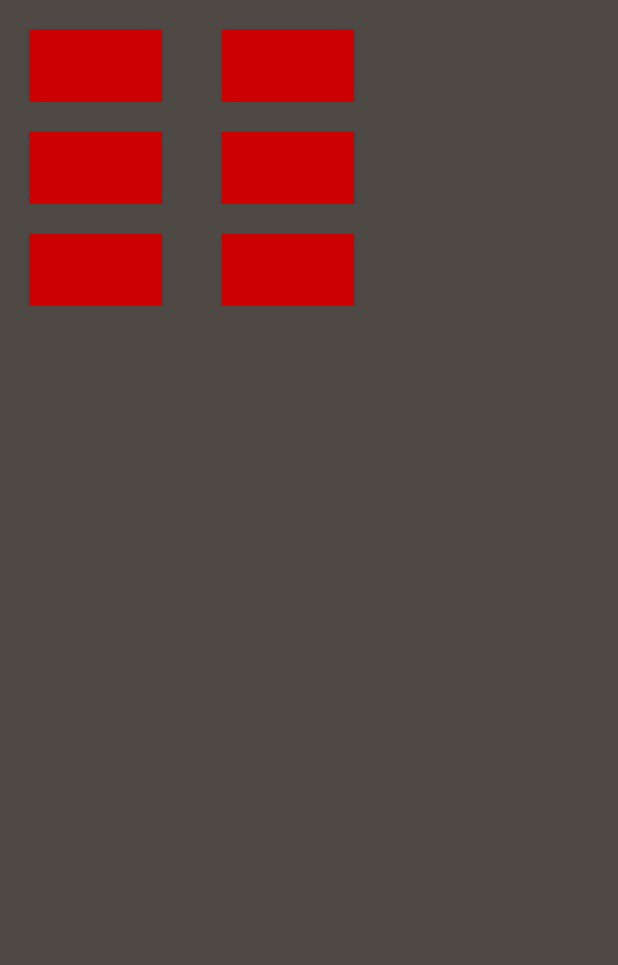
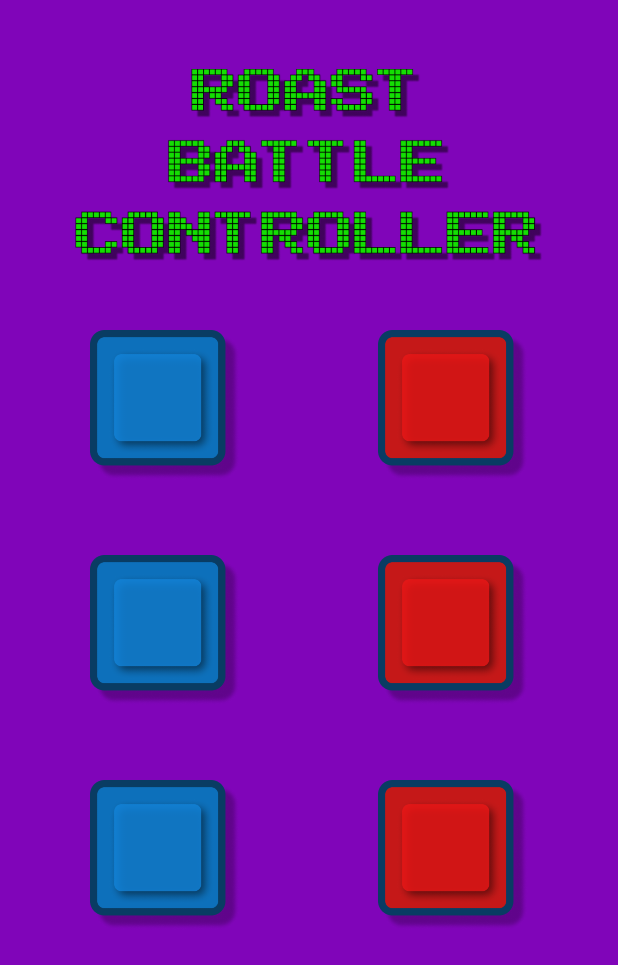
Before and after one commit to AlehShyliuk/RoastBattleController, an Android app: the screen it shows after launch (MainActivity), on a phone screen of 412 x 824 dp. Shown: the top 965 px of the screen. Run offline under Robolectric (Android 15) with nearby library versions, the phone set to English and light mode, and no system bars.

Commit message:
Добавил элементы дизайна. Рефакторинг кода.

```diff
--- a/app/src/main/java/com/alehshyliuk/lehacontroller/MainActivity.java
+++ b/app/src/main/java/com/alehshyliuk/lehacontroller/MainActivity.java
@@ -7,32 +7,15 @@ import android.os.Bundle;
 import android.view.MotionEvent;
 import android.view.View;
 import android.view.WindowManager;
-import android.widget.Button;
+import android.widget.ImageButton;
+
+import java.util.ArrayList;
+import java.util.List;
 
 public class MainActivity extends Activity {
 
-    private MediaPlayer mp1;
-    private MediaPlayer mp2;
-    private MediaPlayer mp3;
-    private MediaPlayer mp4;
-    private MediaPlayer mp5;
-    private MediaPlayer mp6;
-
-    void create1(){ mp1 = MediaPlayer.create(this, R.raw.cock); }
-    void create2(){ mp2 = MediaPlayer.create(this, R.raw.gong); }
-    void create3(){ mp3 = MediaPlayer.create(this, R.raw.grenade); }
-    void create4(){ mp4 = MediaPlayer.create(this, R.raw.gun); }
-    void create5(){ mp5 = MediaPlayer.create(this, R.raw.haha); }
-    void create6(){ mp6 = MediaPlayer.create(this, R.raw.horn); }
-
-    void createAll(){
-        create1();
-        create2();
-        create3();
-        create4();
-        create5();
-        create6();
-    }
+    private final List<ImageButton> playButtons = new ArrayList<>();
+    private final List<MediaPlayer> players = new ArrayList<>();
 
     @SuppressLint("ClickableViewAccessibility")
     @Override
@@ -42,115 +25,46 @@ public class MainActivity extends Activity {
                 WindowManager.LayoutParams.FLAG_FULLSCREEN);
         setContentView(R.layout.activity_main);
 
-        createAll();
+        initializePlayers();
+        initializeButtons();
 
-        final Button one = this.findViewById(R.id.button1);
-        final Button two = this.findViewById(R.id.button2);
-        final Button three = this.findViewById(R.id.button3);
-        final Button four = this.findViewById(R.id.button4);
-        final Button five = this.findViewById(R.id.button5);
-        final Button six = this.findViewById(R.id.button6);
+        for (final ImageButton btn: playButtons){
+            btn.setOnTouchListener(new View.OnTouchListener() {
+                @Override
+                public boolean onTouch(View v, MotionEvent event) {
+                    int ind = playButtons.indexOf(btn);
 
-        one.setOnTouchListener(new View.OnTouchListener() {
-            @Override
-            public boolean onTouch(View v, MotionEvent event) {
-                if (event.getAction() == MotionEvent.ACTION_DOWN)
-                    one.setBackgroundColor(0xFF4CAF50);
-                else if (event.getAction() == MotionEvent.ACTION_UP){
-                    one.setBackgroundColor(0xFFCC0000);
-                    if (mp1.isPlaying()){
-                        mp1.stop();
-                        create1();
+                    if (event.getAction() == MotionEvent.ACTION_DOWN)
+                        btn.setBackgroundResource(R.drawable.but_green);
+                    else if (event.getAction() == MotionEvent.ACTION_UP){
+                        btn.setBackgroundResource(ind % 2 == 0 ? R.drawable.but_blue : R.drawable.but_red);
+                        if (players.get(ind).isPlaying()){
+                            players.get(ind).pause();
+                        }
+                        players.get(ind).seekTo(0);
+                        players.get(ind).start();
                     }
-                    mp1.start();
+                    return false;
                 }
-                return false;
-            }
-        });
+            });
+        }
+    }
 
-        two.setOnTouchListener(new View.OnTouchListener() {
-            @Override
-            public boolean onTouch(View v, MotionEvent event) {
-                if (event.getAction() == MotionEvent.ACTION_DOWN)
-                    two.setBackgroundColor(0xFF4CAF50);
-                else if (event.getAction() == MotionEvent.ACTION_UP){
-                    two.setBackgroundColor(0xFFCC0000);
-                    if (mp2.isPlaying()){
-                        mp2.stop();
-                        create2();
-                    }
-                    mp2.start();
-                }
-                return false;
-            }
-        });
+    private void initializeButtons() {
+        playButtons.add((ImageButton) this.findViewById(R.id.button1));
+        playButtons.add((ImageButton) this.findViewById(R.id.button2));
+        playButtons.add((ImageButton) this.findViewById(R.id.button3));
+        playButtons.add((ImageButton) this.findViewById(R.id.button4));
+        playButtons.add((ImageButton) this.findViewById(R.id.button5));
+        playButtons.add((ImageButton) this.findViewById(R.id.button6));
+    }
 
-        three.setOnTouchListener(new View.OnTouchListener() {
-            @Override
-            public boolean onTouch(View v, MotionEvent event) {
-                if (event.getAction() == MotionEvent.ACTION_DOWN)
-                    three.setBackgroundColor(0xFF4CAF50);
-                else if (event.getAction() == MotionEvent.ACTION_UP){
-                    three.setBackgroundColor(0xFFCC0000);
-                    if (mp3.isPlaying()){
-                        mp3.stop();
-                        create3();
-                    }
-                    mp3.start();
-                }
-                return false;
-            }
-        });
-
-        four.setOnTouchListener(new View.OnTouchListener() {
-            @Override
-            public boolean onTouch(View v, MotionEvent event) {
-                if (event.getAction() == MotionEvent.ACTION_DOWN)
-                    four.setBackgroundColor(0xFF4CAF50);
-                else if (event.getAction() == MotionEvent.ACTION_UP){
-                    four.setBackgroundColor(0xFFCC0000);
-                    if (mp4.isPlaying()){
-                        mp4.stop();
-                        create4();
-                    }
-                    mp4.start();
-                }
-                return false;
-            }
-        });
-
-        five.setOnTouchListener(new View.OnTouchListener() {
-            @Override
-            public boolean onTouch(View v, MotionEvent event) {
-                if (event.getAction() == MotionEvent.ACTION_DOWN)
-                    five.setBackgroundColor(0xFF4CAF50);
-                else if (event.getAction() == MotionEvent.ACTION_UP){
-                    five.setBackgroundColor(0xFFCC0000);
-                    if (mp5.isPlaying()){
-                        mp5.stop();
-                        create5();
-                    }
-                    mp5.start();
-                }
-                return false;
-            }
-        });
-
-        six.setOnTouchListener(new View.OnTouchListener() {
-            @Override
-            public boolean onTouch(View v, MotionEvent event) {
-                if (event.getAction() == MotionEvent.ACTION_DOWN)
-                    six.setBackgroundColor(0xFF4CAF50);
-                else if (event.getAction() == MotionEvent.ACTION_UP){
-                    six.setBackgroundColor(0xFFCC0000);
-                    if (mp6.isPlaying()){
-                        mp6.stop();
-                        create6();
-                    }
-                    mp6.start();
-                }
-                return false;
-            }
-        });
+    private void initializePlayers() {
+        players.add(MediaPlayer.create(this, R.raw.cock));
+        players.add(MediaPlayer.create(this, R.raw.gong));
+        players.add(MediaPlayer.create(this, R.raw.grenade));
+        players.add(MediaPlayer.create(this, R.raw.gun));
+        players.add(MediaPlayer.create(this, R.raw.haha));
+        players.add(MediaPlayer.create(this, R.raw.horn));
     }
 }
--- a/app/src/main/res/layout/activity_main.xml
+++ b/app/src/main/res/layout/activity_main.xml
@@ -1,11 +1,11 @@
 <?xml version="1.0" encoding="utf-8"?>
 
-<LinearLayout xmlns:android="http://schemas.android.com/apk/res/android"
+<RelativeLayout xmlns:android="http://schemas.android.com/apk/res/android"
     xmlns:app="http://schemas.android.com/apk/res-auto"
     xmlns:tools="http://schemas.android.com/tools"
     android:layout_width="match_parent"
     android:layout_height="match_parent"
-    android:background="#4E4944"
+    android:background="#8005B9"
     android:orientation="vertical"
     app:layout_constraintBottom_toBottomOf="parent"
     app:layout_constraintEnd_toEndOf="parent"
@@ -13,75 +13,79 @@
     app:layout_constraintTop_toTopOf="parent"
     tools:context=".MainActivity">
 
-    <LinearLayout
+    <ImageView
+        android:id="@+id/imageView"
         android:layout_width="wrap_content"
-        android:layout_height="wrap_content"
-        android:orientation="horizontal">
+        android:layout_height="220dp"
+        android:layout_alignParentTop="true"
+        android:layout_marginStart="50dp"
+        android:layout_marginEnd="50dp"
+        android:src="@drawable/logo_text"
+        android:visibility="visible" />
 
-        <Button
-            android:id="@+id/button1"
-            android:layout_width="wrap_content"
-            android:layout_height="wrap_content"
-            android:layout_marginStart="20dp"
-            android:layout_marginTop="20dp"
-            android:layout_marginEnd="20dp"
-            android:background="@android:color/holo_red_dark" />
 
-        <Button
-            android:id="@+id/button2"
-            android:layout_width="wrap_content"
-            android:layout_height="wrap_content"
-            android:layout_marginStart="20dp"
-            android:layout_marginTop="20dp"
-            android:layout_marginEnd="20dp"
-            android:background="@android:color/holo_red_dark" />
-    </LinearLayout>
+    <ImageButton
+        android:id="@+id/button1"
+        android:layout_width="100dp"
+        android:layout_height="100dp"
+        android:layout_marginStart="60dp"
+        android:layout_marginEnd="50dp"
+        android:layout_marginBottom="50dp"
+        android:layout_below="@id/imageView"
+        android:layout_alignParentStart="true"
+        android:background="@drawable/but_blue" />
 
-    <LinearLayout
-        android:layout_width="wrap_content"
-        android:layout_height="wrap_content"
-        android:orientation="horizontal">
+    <ImageButton
+        android:id="@+id/button2"
+        android:layout_width="100dp"
+        android:layout_height="100dp"
+        android:layout_marginStart="50dp"
+        android:layout_marginEnd="60dp"
+        android:layout_marginBottom="50dp"
+        android:layout_below="@id/imageView"
+        android:layout_alignParentEnd="true"
+        android:background="@drawable/but_red" />
 
-        <Button
-            android:id="@+id/button3"
-            android:layout_width="wrap_content"
-            android:layout_height="wrap_content"
-            android:layout_marginStart="20dp"
-            android:layout_marginTop="20dp"
-            android:layout_marginEnd="20dp"
-            android:background="@android:color/holo_red_dark" />
 
-        <Button
-            android:id="@+id/button4"
-            android:layout_width="wrap_content"
-            android:layout_height="wrap_content"
-            android:layout_marginStart="20dp"
-            android:layout_marginTop="20dp"
-            android:layout_marginEnd="20dp"
-            android:background="@android:color/holo_red_dark" />
-    </LinearLayout>
+    <ImageButton
+        android:id="@+id/button3"
+        android:layout_width="100dp"
+        android:layout_height="100dp"
+        android:layout_marginStart="60dp"
+        android:layout_marginEnd="50dp"
+        android:layout_marginBottom="50dp"
+        android:layout_below="@id/button1"
+        android:layout_alignParentStart="true"
+        android:background="@drawable/but_blue" />
 
-    <LinearLayout
-        android:layout_width="wrap_content"
-        android:layout_height="wrap_content"
-        android:orientation="horizontal">
+    <ImageButton
+        android:id="@+id/button4"
+        android:layout_width="100dp"
+        android:layout_height="100dp"
+        android:layout_marginStart="50dp"
+        android:layout_marginEnd="60dp"
+        android:layout_marginBottom="50dp"
+        android:layout_below="@id/button2"
+        android:layout_alignParentEnd="true"
+        android:background="@drawable/but_red" />
 
-        <Button
-            android:id="@+id/button5"
-            android:layout_width="wrap_content"
-            android:layout_height="wrap_content"
-            android:layout_marginStart="20dp"
-            android:layout_marginTop="20dp"
-            android:layout_marginEnd="20dp"
-            android:background="@android:color/holo_red_dark" />
+    <ImageButton
+        android:id="@+id/button5"
+        android:layout_width="100dp"
+        android:layout_height="100dp"
+        android:layout_marginStart="60dp"
+        android:layout_marginEnd="50dp"
+        android:layout_below="@id/button3"
+        android:layout_alignParentStart="true"
+        android:background="@drawable/but_blue" />
 
-        <Button
-            android:id="@+id/button6"
-            android:layout_width="wrap_content"
-            android:layout_height="wrap_content"
-            android:layout_marginStart="20dp"
-            android:layout_marginTop="20dp"
-            android:layout_marginEnd="20dp"
-            android:background="@android:color/holo_red_dark" />
-    </LinearLayout>
-</LinearLayout>
+    <ImageButton
+        android:id="@+id/button6"
+        android:layout_width="100dp"
+        android:layout_height="100dp"
+        android:layout_marginStart="50dp"
+        android:layout_marginEnd="60dp"
+        android:layout_below="@id/button4"
+        android:layout_alignParentEnd="true"
+        android:background="@drawable/but_red" />
+</RelativeLayout>
--- a/app/src/main/res/values/strings.xml
+++ b/app/src/main/res/values/strings.xml
@@ -1,3 +1,3 @@
 <resources>
-    <string name="app_name">LehaController</string>
+    <string name="app_name">Roast Battle Controller</string>
 </resources>
--- a/build.gradle
+++ b/build.gradle
@@ -8,7 +8,7 @@ buildscript {
 
     }
     dependencies {
-        classpath 'com.android.tools.build:gradle:3.6.3'
+        classpath 'com.android.tools.build:gradle:4.0.0'
 
 
         // NOTE: Do not place your application dependencies here; they belong
```
Also changed, not shown: app/src/main/res/drawable/but_blue.png (added), app/src/main/res/drawable/but_green.png (added), app/src/main/res/drawable/but_red.png (added), app/src/main/res/drawable/logo_text.png (added), gradle/wrapper/gradle-wrapper.properties, 2 other files.
